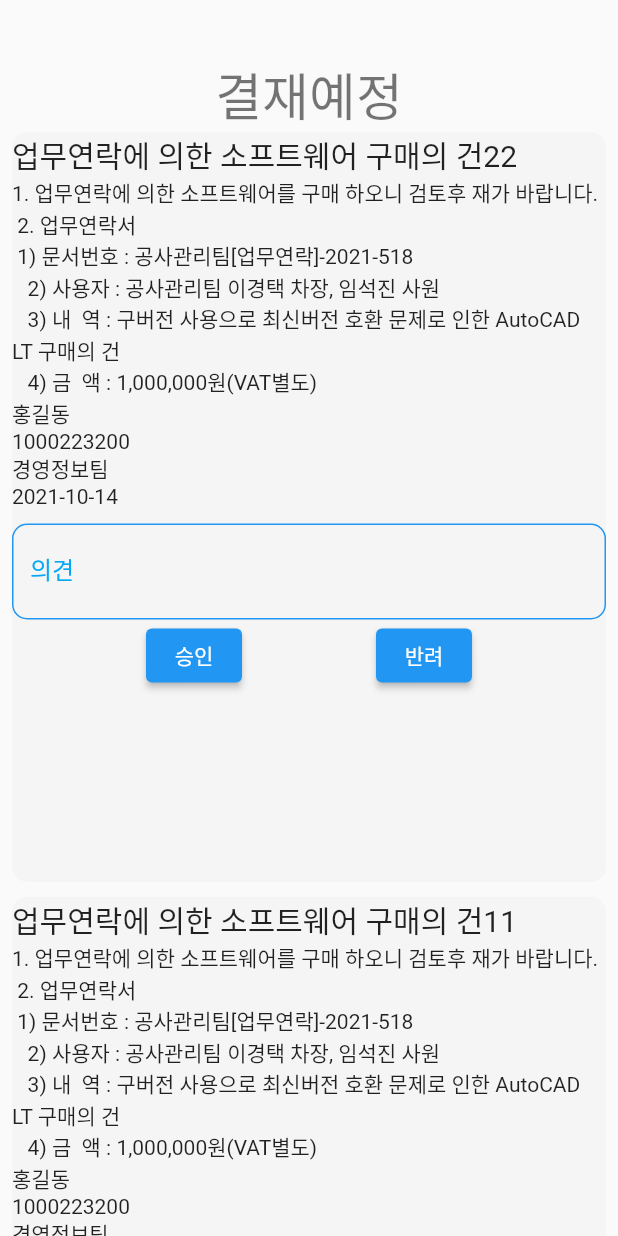
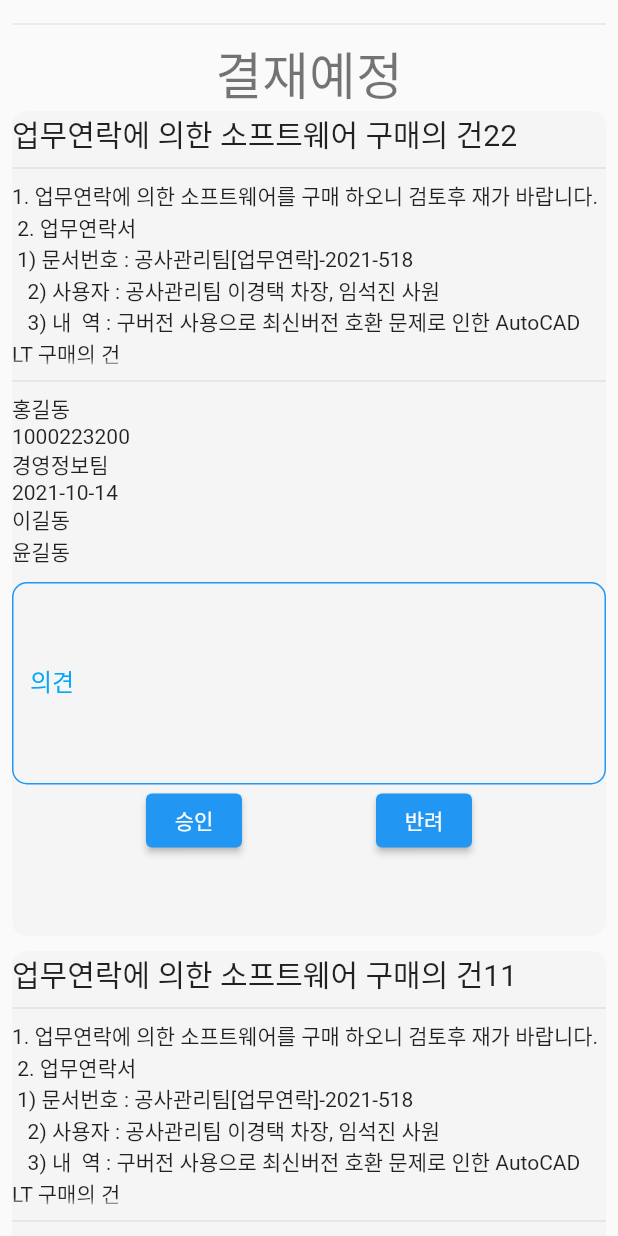
Before and after one commit to solardayz/flutter-ui, a Flutter app: the DashBoard screen opened directly, after a tap on "결재예정", on a phone screen of 412 x 824 dp. Run offline on Flutter 3.47's test engine with Material 2 defaults, Android fonts, the phone set to English and light mode, and no system bars; our stand-ins replace data_table_2, fl_chart, flutter_svg, get.

Commit message:
글자 크기 over flow 해결 중

```diff
--- a/lib/models/approval_list.dart
+++ b/lib/models/approval_list.dart
@@ -1,10 +1,11 @@
 class ApprovalInfo {
-  final String? title, desc, date, company, person, dept, status;
+  final String? approvalId, title, desc, date, company, person, dept, status;
   final int? amt;
   List<String?> people;
 
   ApprovalInfo(
-      {this.title,
+      {this.approvalId,
+      this.title,
       this.desc,
       this.date,
       this.company,
@@ -17,9 +18,10 @@ class ApprovalInfo {
 
 List approvalList = [
   ApprovalInfo(
+    approvalId: 'a',
     title: '10월 지방지사 인터넷 비용 건33',
     desc:
-        '1. 10월 지방지사 인터넷 비용을 청구하고자 하오니 검토후 재가 바랍니다.\n  2. 인터넷 요금  1) 경기지사(bacswon)       인터넷요금,   금액 : 35,990원(vat포함)\n  2) 울산지사(ulsanbac)      인터넷요금,   금액 : 26,400원(vat포함)\n  3) 포승시험실(kt00466)     인터넷요금,   금액 : 26,640원(vat포함)\n  4) 전주지사(jjubac)        인터넷요금,   금액 : 35,750원(vat포함)\n  5) 대전지사(djeonbac)      인터넷요금,   금액 : 30,800원(vat포함)\n  6) 경기지사(z!22589629680) 인터넷요금,   금액 : 39,600원(vat포함)',
+        '1. 10월 지방지사 인터넷 비용을 청구하고자 하오니 검토후 재가 바랍니다.\n  2. 인터넷 요금  1) 경기지사(bacswon) 인터넷요금, 금액 : 35,990원(vat포함)\n  2) 울산지사(ulsanbac) 인터넷요금,   금액 : 26,400원(vat포함)\n  3) 포승시험실(kt00466) 인터넷요금,   금액 : 26,640원(vat포함)\n  4) 전주지사(jjubac)        인터넷요금,   금액 : 35,750원(vat포함)\n  5) 대전지사(djeonbac) 인터넷요금,   금액 : 30,800원(vat포함)\n  6) 경기지사(z!22589629680) 인터넷요금,   금액 : 39,600원(vat포함)',
     company: '(주)케이티',
     person: '홍길동',
     dept: '경영정보팀',
@@ -28,6 +30,7 @@ List approvalList = [
     people: ['이길동', '윤길동', '김길동'],
   ),
   ApprovalInfo(
+    approvalId: 'b',
     title: '업무연락에 의한 소프트웨어 구매의 건22',
     desc:
         '1. 업무연락에 의한 소프트웨어를 구매 하오니 검토후 재가 바랍니다.\n 2. 업무연락서\n 1) 문서번호 : 공사관리팀[업무연락]-2021-518\n   2) 사용자 : 공사관리팀 이경택 차장, 임석진 사원\n   3) 내  역 : 구버전 사용으로 최신버전 호환 문제로 인한 AutoCAD LT 구매의 건\n   4) 금  액 : 1,000,000원(VAT별도)',
@@ -40,6 +43,7 @@ List approvalList = [
     people: ['이길동', '윤길동', '김길동'],
   ),
   ApprovalInfo(
+    approvalId: 'c',
     title: '업무연락에 의한 소프트웨어 구매의 건11',
     desc:
         '1. 업무연락에 의한 소프트웨어를 구매 하오니 검토후 재가 바랍니다.\n 2. 업무연락서\n 1) 문서번호 : 공사관리팀[업무연락]-2021-518\n   2) 사용자 : 공사관리팀 이경택 차장, 임석진 사원\n   3) 내  역 : 구버전 사용으로 최신버전 호환 문제로 인한 AutoCAD LT 구매의 건\n   4) 금  액 : 1,000,000원(VAT별도)',
@@ -52,6 +56,7 @@ List approvalList = [
     people: ['이길동', '윤길동', '김길동'],
   ),
   ApprovalInfo(
+    approvalId: 'd',
     title: '업무연락에 의한 소프트웨어 구매의 건1',
     desc:
         '1. 업무연락에 의한 소프트웨어를 구매 하오니 검토후 재가 바랍니다.\n 2. 업무연락서\n 1) 문서번호 : 공사관리팀[업무연락]-2021-518\n   2) 사용자 : 공사관리팀 이경택 차장, 임석진 사원\n   3) 내  역 : 구버전 사용으로 최신버전 호환 문제로 인한 AutoCAD LT 구매의 건\n   4) 금  액 : 1,000,000원(VAT별도)',
@@ -64,6 +69,7 @@ List approvalList = [
     people: ['이길동', '윤길동', '김길동'],
   ),
   ApprovalInfo(
+    approvalId: 'e',
     title: '업무연락에 의한 소프트웨어 구매의 건2',
     desc:
         '1. 업무연락에 의한 소프트웨어를 구매 하오니 검토후 재가 바랍니다.\n 2. 업무연락서\n 1) 문서번호 : 공사관리팀[업무연락]-2021-518\n   2) 사용자 : 공사관리팀 이경택 차장, 임석진 사원\n   3) 내  역 : 구버전 사용으로 최신버전 호환 문제로 인한 AutoCAD LT 구매의 건\n   4) 금  액 : 1,000,000원(VAT별도)',
@@ -76,6 +82,7 @@ List approvalList = [
     people: ['이길동', '윤길동', '김길동'],
   ),
   ApprovalInfo(
+    approvalId: 'f',
     title: '업무연락에 의한 소프트웨어 구매의 건3',
     desc:
         '1. 업무연락에 의한 소프트웨어를 구매 하오니 검토후 재가 바랍니다.\n 2. 업무연락서\n 1) 문서번호 : 공사관리팀[업무연락]-2021-518\n   2) 사용자 : 공사관리팀 이경택 차장, 임석진 사원\n   3) 내  역 : 구버전 사용으로 최신버전 호환 문제로 인한 AutoCAD LT 구매의 건\n   4) 금  액 : 1,000,000원(VAT별도)',
@@ -88,6 +95,7 @@ List approvalList = [
     people: ['이길동', '윤길동', '김길동'],
   ),
   ApprovalInfo(
+    approvalId: 'g',
     title: '업무연락에 의한 소프트웨어 구매의 건4',
     desc:
         '1. 업무연락에 의한 소프트웨어를 구매 하오니 검토후 재가 바랍니다.\n 2. 업무연락서\n 1) 문서번호 : 공사관리팀[업무연락]-2021-518\n   2) 사용자 : 공사관리팀 이경택 차장, 임석진 사원\n   3) 내  역 : 구버전 사용으로 최신버전 호환 문제로 인한 AutoCAD LT 구매의 건\n   4) 금  액 : 1,000,000원(VAT별도)',
--- /dev/null
+++ b/lib/models/approval_people_info.dart
@@ -0,0 +1,13 @@
+class ApprovalPeopleInfo {
+  final String? approvalId, name, department, position, comment, approvalDate;
+
+  ApprovalPeopleInfo(this.approvalId, this.name, this.department, this.position,
+      this.comment, this.approvalDate);
+}
+
+List approvalPeopleInfo = [
+  ApprovalPeopleInfo('a', '홍길동', '영업', '대리', '기안입니다', '2021-10-10'),
+  ApprovalPeopleInfo('a', '김길동', '영업', '과장', '기안입니다', '2021-10-11'),
+  ApprovalPeopleInfo('a', '이길동', '영업', '차장', '기안입니다', '2021-10-11'),
+  ApprovalPeopleInfo('a', '천길동', '영업', '부장', '기안입니다', '2021-10-12'),
+];
--- a/lib/view/approval/dashBoard/approval_card.dart
+++ b/lib/view/approval/dashBoard/approval_card.dart
@@ -17,9 +17,7 @@ class ApprovalCard extends StatelessWidget {
           padding: const EdgeInsets.all(8.0),
           child: Column(
             children: [
-              SizedBox(
-                height: 30,
-              ),
+              Divider(),
               Text(
                 '${title}',
                 style: Theme.of(context).textTheme.headline4,
@@ -74,7 +72,7 @@ class ApprovalCardInfo extends StatelessWidget {
   @override
   Widget build(BuildContext context) {
     return Container(
-      height: 500,
+      height: 550,
       decoration: BoxDecoration(
           borderRadius: BorderRadius.circular(10), color: Colors.grey[100]),
       child: Column(
@@ -82,18 +80,34 @@ class ApprovalCardInfo extends StatelessWidget {
         children: [
           Text(
             '${approvalList.title}',
+            maxLines: 1,
+            overflow: TextOverflow.ellipsis,
             style: TextStyle(fontSize: 20),
           ),
-          Text('${approvalList.desc}'),
+          Divider(),
+          Text(
+            '${approvalList.desc}',
+            maxLines: 6,
+            overflow: TextOverflow.fade,
+          ),
+          Divider(),
           Text('${approvalList.person}'),
           Text('${approvalList.amt}'),
           Text('${approvalList.dept}'),
           Text('${approvalList.date}'),
+          Text(
+            '${approvalList.people[0]}',
+          ),
+          Text(
+            '${approvalList.people[1]}',
+          ),
           SizedBox(
             height: 10,
           ),
           Center(
-            child: TextFormField(
+            child: TextField(
+              maxLines: 5,
+              keyboardType: TextInputType.multiline,
               decoration: InputDecoration(
                 labelText: '의견',
                 hintText: '의견을 입력해 주세요.',
@@ -109,6 +123,10 @@ class ApprovalCardInfo extends StatelessWidget {
               ),
             ),
           ),
+          // WebView(
+          //   initialUrl: 'http://m.naver.com',
+          //   javascriptMode: JavascriptMode.unrestricted,
+          // ),
           Row(
             mainAxisAlignment: MainAxisAlignment.spaceEvenly,
             children: [
--- a/lib/view/approval/dashBoard/dashboard_card.dart
+++ b/lib/view/approval/dashBoard/dashboard_card.dart
@@ -1,3 +1,4 @@
+import 'package:approval/models/approval_list.dart';
 import 'package:approval/models/myfiles.dart';
 import 'package:flutter/material.dart';
 
@@ -28,8 +29,15 @@ class DashBoardCard extends StatelessWidget {
           mainAxisSpacing: defaultPadding,
           childAspectRatio: childAspectRatio,
         ),
-        itemBuilder: (context, index) =>
-            DashBoardCardInfo(info: demoMyFiles[index]),
+        itemBuilder: (context, index) => DashBoardCardInfo(
+            info: demoMyFiles[index],
+            approvalCount: demoMyFiles[index].title == "결재대기"
+                ? approvalList.where((i) => i.status == 'S').length
+                : demoMyFiles[index].title == "결재예정"
+                    ? approvalList.where((i) => i.status == 'F').length
+                    : demoMyFiles[index].title == "결재중"
+                        ? approvalList.where((i) => i.status == 'T').length
+                        : approvalList.length),
       ),
     );
   }
--- a/lib/view/approval/dashBoard/dashboard_card_info.dart
+++ b/lib/view/approval/dashBoard/dashboard_card_info.dart
@@ -1,3 +1,4 @@
+import 'package:approval/models/approval_list.dart';
 import 'package:approval/models/myfiles.dart';
 import 'package:approval/view/authorization/authorization.dart';
 import 'package:flutter/material.dart';
@@ -10,7 +11,11 @@ import 'approval_card.dart';
 class DashBoardCardInfo extends StatelessWidget {
   final CloudStorageInfo info;
 
-  const DashBoardCardInfo({Key? key, required this.info}) : super(key: key);
+  final int approvalCount;
+
+  const DashBoardCardInfo(
+      {Key? key, required this.info, required this.approvalCount})
+      : super(key: key);
 
   @override
   Widget build(BuildContext context) {
@@ -57,7 +62,7 @@ class DashBoardCardInfo extends StatelessWidget {
               ],
             ),
             Text(
-              '${info.numOfFiles}',
+              '${approvalCount}',
               style: TextStyle(
                 fontSize: 50,
                 color: info.color,
--- a/lib/view/approval/dashBoard/recent_card.dart
+++ b/lib/view/approval/dashBoard/recent_card.dart
@@ -21,6 +21,7 @@ class RecentCard extends StatelessWidget {
           border: Border.all(color: Colors.grey),
         ),
         child: Row(
+          // mainAxisAlignment: MainAxisAlignment.center,
           children: [
             Container(
               decoration: BoxDecoration(
@@ -44,8 +45,9 @@ class RecentCard extends StatelessWidget {
                       ),
                       Text(
                         '${files.title}',
+                        overflow: TextOverflow.ellipsis,
                         style: TextStyle(
-                          fontSize: 20,
+                          fontSize: 25,
                           fontWeight: FontWeight.bold,
                           color: Colors.black87,
                         ),
```
